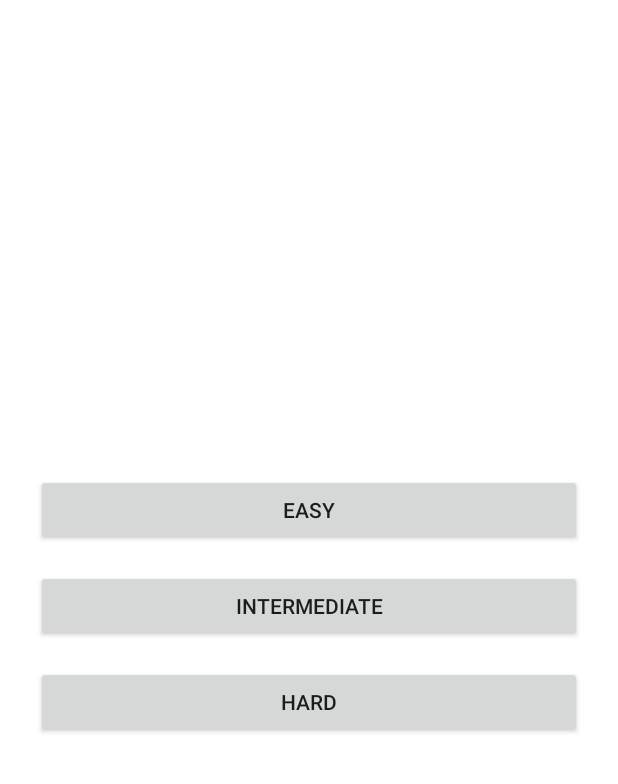
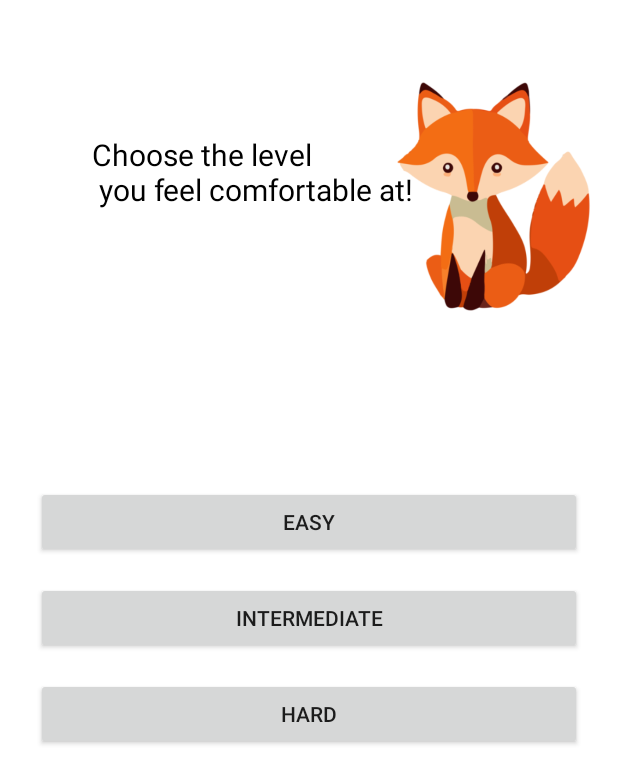
Before and after one commit to KrzAlex/FinancialApp, an Android app: the LessonsActivity screen opened directly, with no data from a screen before it, after a tap on "EASY", on a phone screen of 412 x 824 dp. Shown: the top 784 px of the screen. Run offline under Robolectric (Android 15) with nearby library versions, the phone set to English and light mode, and no system bars.

Commit message:
Added the mascot fox for UI.

```diff
--- a/FinanceEduApp/app/src/main/java/com/example/financeeduapp/activities/LessonsActivity.java
+++ b/FinanceEduApp/app/src/main/java/com/example/financeeduapp/activities/LessonsActivity.java
@@ -1,34 +1,84 @@
 package com.example.financeeduapp.activities;
 
-import android.content.Intent;
 import android.os.Bundle;
+import android.util.Log;
+import android.view.View;
 import android.widget.Button;
+import android.widget.RelativeLayout;
 import androidx.appcompat.app.AppCompatActivity;
 import com.example.financeeduapp.R;
-import android.widget.Toast;
-
+import androidx.constraintlayout.widget.ConstraintLayout;
 
 public class LessonsActivity extends AppCompatActivity {
+
+    private ConstraintLayout mascotContainer;
+    private boolean isFirstShow = true;
+
     @Override
     protected void onCreate(Bundle savedInstanceState) {
         super.onCreate(savedInstanceState);
         setContentView(R.layout.activity_lessons);
 
+        // Initialize views
+        mascotContainer = findViewById(R.id.mascotContainer);
+        if (mascotContainer == null) {
+            Log.e("LessonsActivity", "mascotContainer not found!");
+        }
         Button easyButton = findViewById(R.id.buttonEasy);
         Button intermediateButton = findViewById(R.id.buttonIntermediate);
         Button hardButton = findViewById(R.id.buttonHard);
 
-        easyButton.setOnClickListener(v -> {
-            Toast.makeText(LessonsActivity.this, "Easy lessons coming soon!", Toast.LENGTH_SHORT).show();
+        // Show mascot on first launch
+        if (isFirstShow) {
+            showMascot();
+            isFirstShow = false;
+        }
+
+        // Button click listeners
+        easyButton.setOnClickListener(new View.OnClickListener() {
+            @Override
+            public void onClick(View v) {
+                hideMascot();
+                // Handle easy difficulty
+            }
         });
 
-
-        intermediateButton.setOnClickListener(v -> {
-            // TODO: Handle Intermediate click
+        intermediateButton.setOnClickListener(new View.OnClickListener() {
+            @Override
+            public void onClick(View v) {
+                hideMascot();
+                // Handle intermediate difficulty
+            }
         });
 
-        hardButton.setOnClickListener(v -> {
-            // TODO: Handle Hard click
+        hardButton.setOnClickListener(new View.OnClickListener() {
+            @Override
+            public void onClick(View v) {
+                hideMascot();
+                // Handle hard difficulty
+            }
         });
     }
+
+    private void showMascot() {
+        mascotContainer.setVisibility(View.VISIBLE);
+        mascotContainer.setAlpha(0f);
+        mascotContainer.animate()
+                .alpha(1f)
+                .setDuration(500)
+                .start();
+    }
+
+    private void hideMascot() {
+        mascotContainer.animate()
+                .alpha(0f)
+                .setDuration(300)
+                .withEndAction(new Runnable() {
+                    @Override
+                    public void run() {
+                        mascotContainer.setVisibility(View.GONE);
+                    }
+                })
+                .start();
+    }
 }
--- /dev/null
+++ b/FinanceEduApp/app/src/main/res/drawable/bg_rounded_dialog.xml
@@ -0,0 +1,5 @@
+<?xml version="1.0" encoding="utf-8"?>
+<shape xmlns:android="http://schemas.android.com/apk/res/android">
+    <solid android:color="@android:color/white"/>
+    <corners android:radius="16dp"/>
+</shape>
--- a/FinanceEduApp/app/src/main/res/layout/activity_home.xml
+++ b/FinanceEduApp/app/src/main/res/layout/activity_home.xml
@@ -31,7 +31,6 @@
         android:text="@string/button_calculator"
         android:layout_marginBottom="12dp" />
 
-
     <Button
         android:id="@+id/buttonProfile"
         android:layout_width="match_parent"
--- a/FinanceEduApp/app/src/main/res/layout/activity_lessons.xml
+++ b/FinanceEduApp/app/src/main/res/layout/activity_lessons.xml
@@ -1,31 +1,76 @@
 <?xml version="1.0" encoding="utf-8"?>
-<LinearLayout xmlns:android="http://schemas.android.com/apk/res/android"
+<androidx.constraintlayout.widget.ConstraintLayout xmlns:android="http://schemas.android.com/apk/res/android"
+    xmlns:app="http://schemas.android.com/apk/res-auto"
+    xmlns:tools="http://schemas.android.com/tools"
     android:layout_width="match_parent"
     android:layout_height="match_parent"
+    android:background="@android:color/white">
+
+    <!-- Difficulty Buttons (Centered) -->
+    <LinearLayout
+        android:id="@+id/buttonsContainer"
+        android:layout_width="0dp"
+        android:layout_height="wrap_content"
+        android:gravity="center"
         android:orientation="vertical"
         android:padding="24dp"
-    android:gravity="center"
-    android:background="@android:color/white">
+        app:layout_constraintBottom_toBottomOf="parent"
+        app:layout_constraintEnd_toEndOf="parent"
+        app:layout_constraintStart_toStartOf="parent"
+        app:layout_constraintTop_toTopOf="parent">
 
         <Button
             android:id="@+id/buttonEasy"
             android:layout_width="match_parent"
             android:layout_height="wrap_content"
-        android:text="Easy"
-        android:layout_marginBottom="16dp" />
+            android:layout_marginBottom="16dp"
+            android:text="Easy" />
 
         <Button
             android:id="@+id/buttonIntermediate"
             android:layout_width="match_parent"
             android:layout_height="wrap_content"
-        android:text="Intermediate"
-        android:layout_marginBottom="16dp" />
+            android:layout_marginBottom="16dp"
+            android:text="Intermediate" />
 
         <Button
             android:id="@+id/buttonHard"
             android:layout_width="match_parent"
             android:layout_height="wrap_content"
-        android:text="Hard"
-        android:layout_marginBottom="16dp" />
+            android:text="Hard" />
+    </LinearLayout>
 
-</LinearLayout>
+    <!-- Mascot Group (Freely Positionable in Design View) -->
+    <androidx.constraintlayout.widget.ConstraintLayout
+        android:id="@+id/mascotContainer"
+        android:layout_width="wrap_content"
+        android:layout_height="wrap_content"
+        android:visibility="visible"
+        app:layout_constraintStart_toStartOf="parent"
+        app:layout_constraintTop_toTopOf="parent">
+
+    </androidx.constraintlayout.widget.ConstraintLayout>
+
+    <ImageView
+        android:id="@+id/mascotImage"
+        android:layout_width="166dp"
+        android:layout_height="170dp"
+        android:layout_marginTop="46dp"
+        android:scaleType="fitCenter"
+        android:src="@drawable/mascot"
+        app:layout_constraintEnd_toEndOf="parent"
+        app:layout_constraintTop_toTopOf="parent" />
+
+    <TextView
+        android:id="@+id/mascotText"
+        android:layout_width="wrap_content"
+        android:layout_height="wrap_content"
+        android:layout_marginTop="89dp"
+        android:layout_marginEnd="136dp"
+        android:text="Choose the level \n you feel comfortable at!"
+        android:textColor="@android:color/black"
+        android:textSize="20sp"
+        app:layout_constraintEnd_toEndOf="parent"
+        app:layout_constraintTop_toTopOf="parent"
+        tools:ignore="ExtraText" />
+</androidx.constraintlayout.widget.ConstraintLayout>
```
Also changed, not shown: FinanceEduApp/app/src/main/java/com/example/financeeduapp/activities/MascotDialog.java (added, +41 -0 lines), FinanceEduApp/app/src/main/java/com/example/financeeduapp/utils/PreferenceHelper.java (added, +20 -0 lines), FinanceEduApp/app/src/main/res/layout/dialog_mascot.xml (added, +62 -0 lines), FinanceEduApp/app/src/main/res/drawable/mascot.webp (added). Lines whose indentation alone changed are shown as unchanged.
